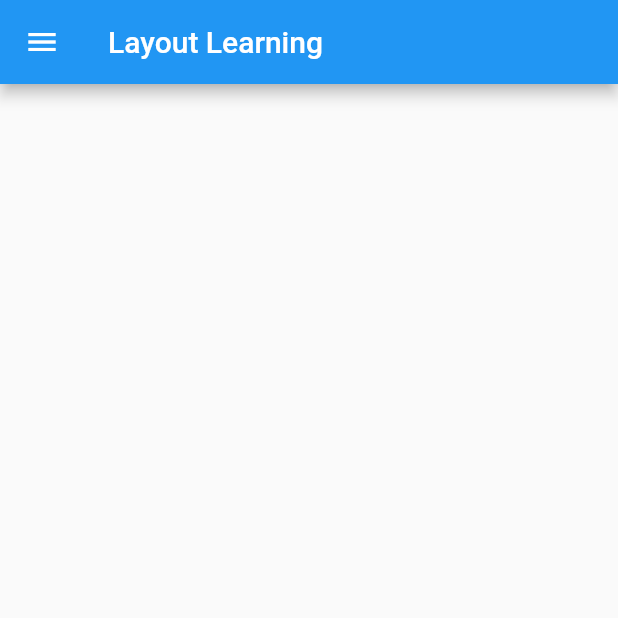
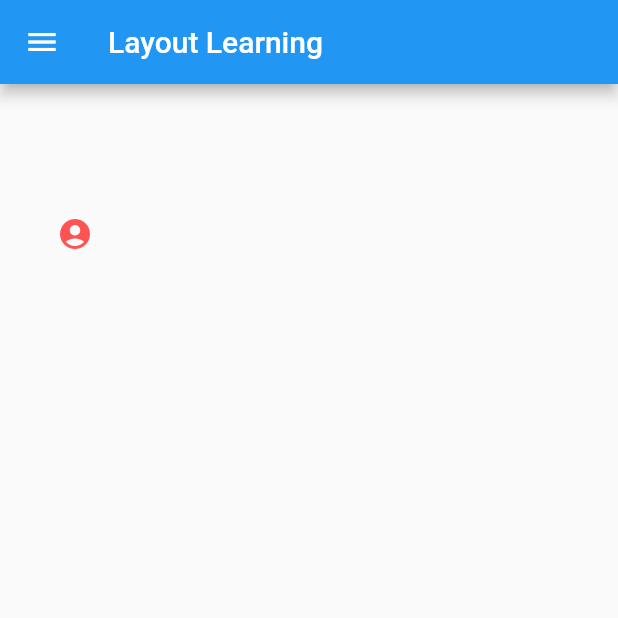
Before and after one commit to dsc-tiu/flutter_layout, a Flutter app: the screen it shows after launch, on a phone screen of 412 x 824 dp, the top half of it. Run offline on Flutter 3.47's test engine with Material 2 defaults, Android fonts, the phone set to English and light mode, and no system bars.

Commit message:
upgrade3

```diff
--- a/lib/main.dart
+++ b/lib/main.dart
@@ -23,10 +23,19 @@ class _LayoutAppState extends State<LayoutApp> {
         //todo
       ),
       body:Container(
-        height: 300.0,
+        height: 200.0,
         child: Row(
           children: <Widget>[
-
+            Container(
+              height: 200.0,
+              width: 100.0,
+              child: Center(
+                child: Icon(
+                  Icons.account_circle,
+                  color: Colors.redAccent,
+                ),
+              ),
+            ),
           ],
         ),
       ),
```
